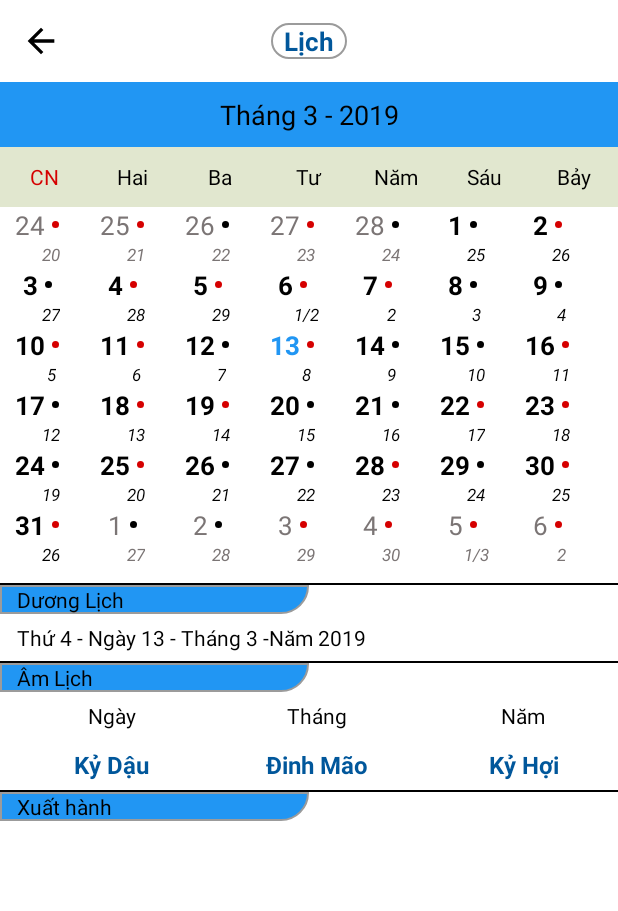
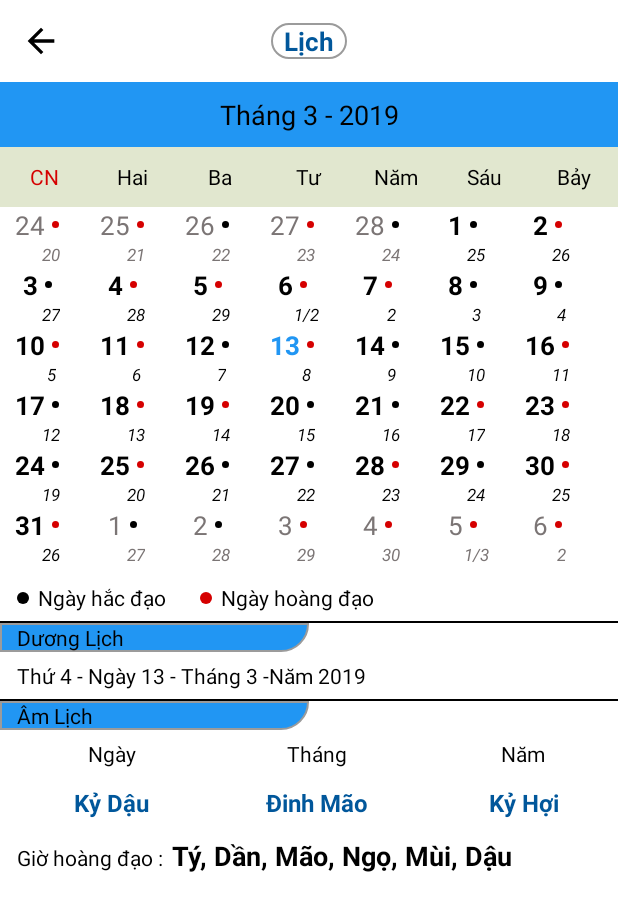
Before and after one commit to haiminhtran810/Lunar_Calendar_VN, an Android app: the screen it shows after launch (MainActivity), in the side drawer, after a tap on "Lịch", on a phone screen of 412 x 824 dp. Shown: the top 911 px of the screen. Run offline under Robolectric (Android 15) with nearby library versions, the phone set to English and light mode, and no system bars; our stand-ins replace AdMob, EventBus.

Commit message:
[Improve] UI Calendar

```diff
--- a/mobile/src/main/java/home/learn/hmt/lunar_app/ui/screen/calendar/CalendarFragment.kt
+++ b/mobile/src/main/java/home/learn/hmt/lunar_app/ui/screen/calendar/CalendarFragment.kt
@@ -5,16 +5,11 @@ import android.os.Bundle
 import android.view.LayoutInflater
 import android.view.View
 import android.view.ViewGroup
-import android.widget.Toast
 
 import home.learn.hmt.lunar_app.R
 import home.learn.hmt.lunar_app.model.DayMonthYear
 import home.learn.hmt.lunar_app.ui.base.BaseFragment
-import home.learn.hmt.lunar_app.ui.screen.main.MainFragment
-import home.learn.hmt.lunar_app.utils.CAN
-import home.learn.hmt.lunar_app.utils.CHI
-import home.learn.hmt.lunar_app.utils.can
-import home.learn.hmt.lunar_app.utils.chi
+import home.learn.hmt.lunar_app.utils.*
 import home.learn.hmt.lunar_app.widgets.calendarview.CalendarView
 import kotlinx.android.synthetic.main.fragment_calendar.*
 import kotlinx.android.synthetic.main.layout_can_chi_information.*
@@ -36,15 +31,35 @@ class CalendarFragment : BaseFragment() {
         val cal = Calendar.getInstance()
         tv_Calendar.text = cal.convertToString()
 
-        printInforCanChi(DayMonthYear(cal.get(Calendar.DATE), cal.get(Calendar.MONTH) + 1, cal.get(Calendar.YEAR)))
+        printInformationCanChi(
+            DayMonthYear(
+                cal.get(Calendar.DATE),
+                cal.get(Calendar.MONTH) + 1,
+                cal.get(Calendar.YEAR)
+            )
+        )
     }
 
-    private fun printInforCanChi(dayMonthYear: DayMonthYear) {
+    private fun printInformationCanChi(dayMonthYear: DayMonthYear) {
         val can = can(dayMonthYear)
         val chi = chi(dayMonthYear)
         tv_Luna_day.text = CAN[can[0]] + " " + CHI[chi[0]]
         tv_Luna_month.text = CAN[can[1]] + " " + CHI[chi[1]]
         tv_Luna_year.text = CAN[can[2]] + " " + CHI[chi[2]]
+
+        layout_can_chi_information.apply {
+            gioHoangDao(dayMonthYear)?.let {
+                var hourGold = ""
+                for (i in it) {
+                    hourGold += CHI[i] + ", "
+                }
+                if (!hourGold.isNullOrEmpty()) {
+                    hourGold = hourGold.substring(0, hourGold.length - 2)
+                }
+                hour_gold_calendar.text = hourGold
+            }
+
+        }
     }
 
 
@@ -64,7 +79,7 @@ class CalendarFragment : BaseFragment() {
             override fun onDayPress(cal: Calendar) {
                 layout_can_chi_information?.apply {
                     tv_Calendar.text = cal.convertToString()
-                    printInforCanChi(
+                    printInformationCanChi(
                         DayMonthYear(
                             cal.get(Calendar.DATE),
                             cal.get(Calendar.MONTH) + 1,
--- a/mobile/src/main/java/home/learn/hmt/lunar_app/ui/screen/main/MainFragment.kt
+++ b/mobile/src/main/java/home/learn/hmt/lunar_app/ui/screen/main/MainFragment.kt
@@ -1,8 +1,6 @@
 package home.learn.hmt.lunar_app.ui.screen.main
 
-import android.content.Context
 import android.content.Intent
-import android.content.pm.PackageManager
 import android.os.Bundle
 import android.view.*
 import androidx.core.view.GravityCompat
--- /dev/null
+++ b/mobile/src/main/res/drawable/ic_info__about.xml
@@ -0,0 +1,9 @@
+<vector android:height="24dp" android:viewportHeight="128"
+    android:viewportWidth="128" android:width="24dp" xmlns:android="http://schemas.android.com/apk/res/android">
+    <path android:fillColor="#D3D8DD" android:pathData="M64,101.5L64,101.5c-4.4,0 -8,-3.6 -8,-8v-39c0,-4.4 3.6,-8 8,-8h0c4.4,0 8,3.6 8,8v39C72,97.9 68.4,101.5 64,101.5z"/>
+    <path android:fillColor="#D3D8DD" android:pathData="M64,34.5L64,34.5c-4.4,0 -8,-3.6 -8,-8v0c0,-4.4 3.6,-8 8,-8h0c4.4,0 8,3.6 8,8v0C72,30.9 68.4,34.5 64,34.5z"/>
+    <path android:fillColor="#444B54" android:pathData="M64,104.5c-6.1,0 -11,-4.9 -11,-11v-39c0,-6.1 4.9,-11 11,-11s11,4.9 11,11v39C75,99.6 70.1,104.5 64,104.5zM64,49.5c-2.8,0 -5,2.2 -5,5v39c0,2.8 2.2,5 5,5s5,-2.2 5,-5v-39C69,51.7 66.8,49.5 64,49.5z"/>
+    <path android:fillColor="#444B54" android:pathData="M64,37.5c-6.1,0 -11,-4.9 -11,-11s4.9,-11 11,-11s11,4.9 11,11S70.1,37.5 64,37.5zM64,21.5c-2.8,0 -5,2.2 -5,5s2.2,5 5,5s5,-2.2 5,-5S66.8,21.5 64,21.5z"/>
+    <path android:fillColor="#444B54" android:pathData="M98,127H30c-1.7,0 -3,-1.3 -3,-3s1.3,-3 3,-3h68c1.7,0 3,1.3 3,3S99.7,127 98,127z"/>
+    <path android:fillColor="#444B54" android:pathData="M116,124m-3,0a3,3 0,1 1,6 0a3,3 0,1 1,-6 0"/>
+</vector>
--- a/mobile/src/main/res/layout/fragment_calendar.xml
+++ b/mobile/src/main/res/layout/fragment_calendar.xml
@@ -1,8 +1,8 @@
 <?xml version="1.0" encoding="utf-8"?>
 <LinearLayout xmlns:android="http://schemas.android.com/apk/res/android"
               xmlns:tools="http://schemas.android.com/tools"
-              android:layout_width="match_parent"
-              android:layout_height="match_parent"
+              xmlns:app="http://schemas.android.com/apk/res-auto"
+              android:layout_width="match_parent" android:layout_height="match_parent"
               android:orientation="vertical"
               android:background="@color/white"
               tools:context=".ui.screen.calendar.CalendarFragment">
@@ -14,6 +14,51 @@
             android:layout_width="match_parent"
             android:layout_height="wrap_content"
             android:layout_marginBottom="@dimen/dp_10"/>
+    <androidx.constraintlayout.widget.ConstraintLayout
+            android:layout_marginBottom="@dimen/dp_5"
+            android:layout_width="match_parent"
+            android:layout_height="wrap_content">
+        <FrameLayout
+                android:layout_marginStart="@dimen/dp_10"
+                android:id="@+id/ic_black"
+                android:background="@drawable/oval_black_solid"
+                app:layout_constraintStart_toStartOf="parent"
+                app:layout_constraintTop_toTopOf="parent"
+                app:layout_constraintBottom_toBottomOf="parent"
+                android:layout_width="@dimen/dp_7"
+                android:layout_height="@dimen/dp_7"/>
+        <TextView
+                android:layout_marginStart="@dimen/dp_5"
+                android:id="@+id/tv_hour"
+                android:textColor="@android:color/black"
+                android:text="@string/hour_black"
+                app:layout_constraintTop_toTopOf="parent"
+                app:layout_constraintBottom_toBottomOf="parent"
+                app:layout_constraintStart_toEndOf="@id/ic_black"
+                android:layout_width="wrap_content"
+                android:layout_height="wrap_content"/>
+
+        <FrameLayout
+                android:layout_marginStart="@dimen/dp_20"
+                android:id="@+id/ic_gold"
+                app:layout_constraintStart_toEndOf="@id/tv_hour"
+                android:background="@drawable/oval_purple_solid"
+                app:layout_constraintTop_toTopOf="parent"
+                app:layout_constraintBottom_toBottomOf="parent"
+                android:layout_width="@dimen/dp_7"
+                android:layout_height="@dimen/dp_7"/>
+
+        <TextView
+                android:layout_marginStart="@dimen/dp_5"
+                android:textColor="@android:color/black"
+                app:layout_constraintBottom_toBottomOf="parent"
+                android:text="@string/hour_gold"
+                app:layout_constraintTop_toTopOf="parent"
+                app:layout_constraintStart_toEndOf="@id/ic_gold"
+                android:layout_width="wrap_content"
+                android:layout_height="wrap_content"/>
+
+    </androidx.constraintlayout.widget.ConstraintLayout>
     <ScrollView
             android:layout_width="match_parent"
             android:layout_height="match_parent">
--- a/mobile/src/main/res/layout/layout_can_chi_information.xml
+++ b/mobile/src/main/res/layout/layout_can_chi_information.xml
@@ -139,9 +139,33 @@
                 android:layout_width="match_parent"
                 android:layout_height="wrap_content"/>
     </LinearLayout>
+    <LinearLayout
+            android:paddingStart="@dimen/dp_10"
+            android:paddingTop="@dimen/dp_5"
+            android:paddingBottom="@dimen/dp_5"
+            android:layout_width="match_parent"
+            android:layout_height="wrap_content">
+        <TextView
+                android:textColor="@color/black_overlay"
+                android:text="@string/hour_gold_dot"
+                android:layout_width="wrap_content"
+                android:layout_height="wrap_content"/>
+        <TextView
+                android:textSize="@dimen/dp_16"
+                android:layout_marginStart="@dimen/dp_5"
+                android:textStyle="bold"
+                android:id="@+id/hour_gold_calendar"
+                android:textColor="@color/black_overlay"
+                android:text="@string/hour_gold"
+                android:layout_width="wrap_content"
+                android:layout_height="wrap_content"/>
+    </LinearLayout>
 
-    <View style="@style/HorizontalLine"/>
+    <View
+            android:visibility="gone"
+            style="@style/HorizontalLine"/>
     <LinearLayout
+            android:visibility="gone"
             android:orientation="horizontal"
             android:layout_width="match_parent"
             android:layout_height="wrap_content">
@@ -160,6 +184,7 @@
                 android:layout_weight="1"/>
     </LinearLayout>
     <androidx.constraintlayout.widget.ConstraintLayout
+            android:visibility="gone"
             android:layout_marginTop="@dimen/dp_10"
             android:background="@color/transparent"
             android:layout_width="match_parent"
--- /dev/null
+++ b/mobile/src/main/res/layout/layout_information_app.xml
@@ -0,0 +1,9 @@
+<?xml version="1.0" encoding="utf-8"?>
+<LinearLayout xmlns:android="http://schemas.android.com/apk/res/android"
+              android:background="@color/white"
+              android:layout_width="match_parent"
+              android:layout_height="match_parent">
+    <include
+            android:id="@+id/layout_header"
+            layout="@layout/layout_header"/>
+</LinearLayout>
--- /dev/null
+++ b/mobile/src/main/res/layout/layout_setting.xml
@@ -0,0 +1,12 @@
+<?xml version="1.0" encoding="utf-8"?>
+<LinearLayout xmlns:android="http://schemas.android.com/apk/res/android"
+              android:layout_width="match_parent"
+              android:background="@color/white"
+              android:layout_height="match_parent">
+    <TextView
+            android:layout_width="match_parent"
+            android:layout_height="match_parent"
+            android:textAlignment="center"
+            android:textColor="@color/black_overlay"
+            android:text="Comming"/>
+</LinearLayout>
--- a/mobile/src/main/res/menu/nav_menu.xml
+++ b/mobile/src/main/res/menu/nav_menu.xml
@@ -30,11 +30,19 @@
             android:title="@string/nav_calendar"
             app:showAsAction="never"
     />
-    <item
+    <!--<item
             android:orderInCategory="5"
             android:id="@+id/menu_setting"
             android:icon="@drawable/ic_setting"
             android:title="@string/nav_setting"
             app:showAsAction="never"
+    />-->
+
+    <item
+            android:orderInCategory="6"
+            android:id="@+id/menu_about"
+            android:icon="@drawable/ic_info__about"
+            android:title="@string/nav_about"
+            app:showAsAction="never"
     />
 </menu>
--- a/mobile/src/main/res/values/strings.xml
+++ b/mobile/src/main/res/values/strings.xml
@@ -45,6 +45,7 @@
     <string name="nav_share">Chia sẻ</string>
     <string name="nav_calendar">Lịch</string>
     <string name="colection">Sưu tầm</string>
+    <string name="nav_about">Thông tin</string>
 
     //
     <string name="title_calendar">Dương Lịch</string>
@@ -74,4 +75,8 @@
     <string name="fb_login_protocol_scheme">24ac00c5770d489b92fb1a2670a81e73</string>
 
     <string name="banner_ad_unit_id">ca-app-pub-3940256099942544/6300978111</string>
+
+    <string name="hour_gold">Ngày hoàng đạo</string>
+    <string name="hour_black">Ngày hắc đạo</string>
+    <string name="hour_gold_dot">Giờ hoàng đạo :</string>
 </resources>
```
